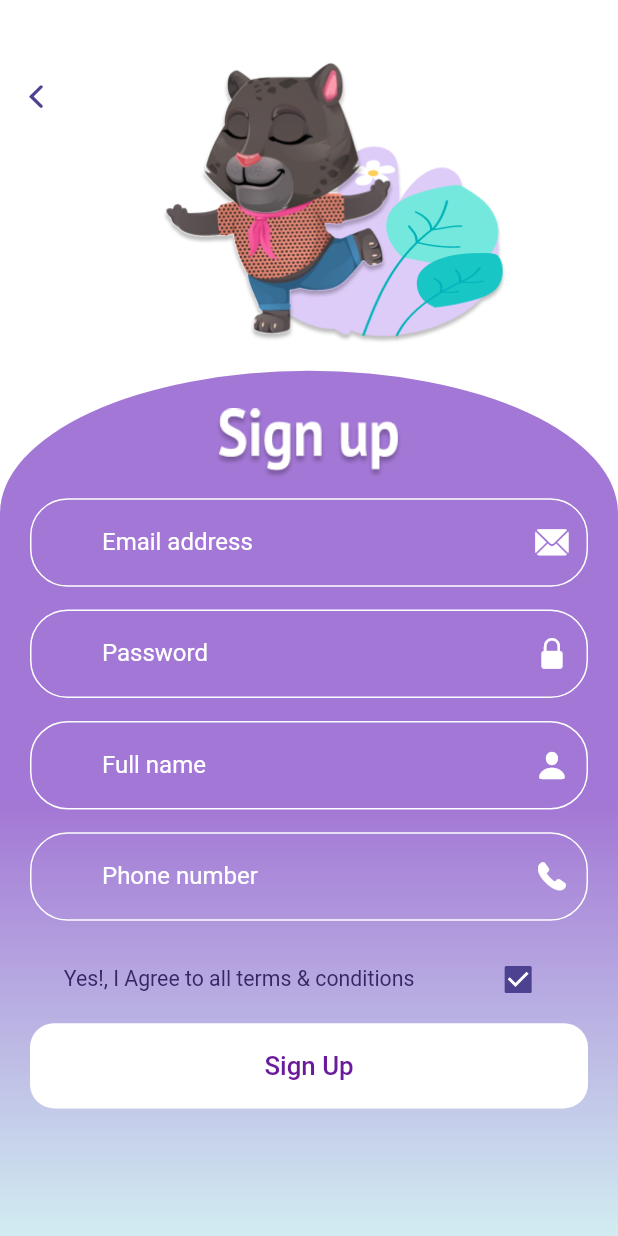
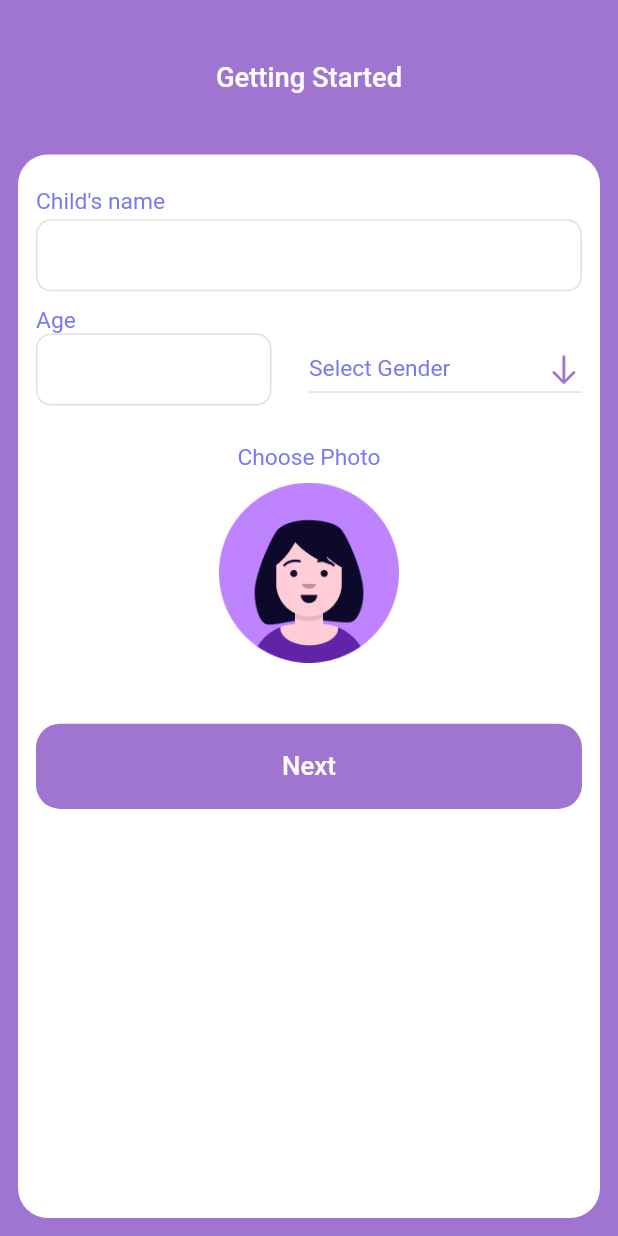
Before and after one commit to Aziz-cs/TribeBright, a Flutter app: the SignUpScreen screen opened directly, after a tap on "Sign Up", on a phone screen of 412 x 824 dp. Run offline on Flutter 3.47's test engine with Material 2 defaults, Android fonts, the light colour scheme and no system bars; our stand-ins replace cached_network_image, firebase_core, firebase_database, flutter_fadein, flutter_screenutil, get and 1 more; accounts and stored records are empty; statements that could not run were skipped.

Commit message:
signup_addChild

```diff
--- a/lib/screens/home_screen/card_category.dart
+++ b/lib/pages/home_page/card_category.dart
@@ -4,7 +4,7 @@ import 'package:flutter_screenutil/flutter_screenutil.dart';
 import 'package:get/get.dart';
 import '../../model/category.dart';
 
-import '../lessons_screen/lessons_screen.dart';
+import '../lessons_pages/lessons_page.dart';
 import '../../constants.dart';
 
 class CategoryCard extends StatelessWidget {
--- a/lib/screens/home_screen/home_screen.dart
+++ b/lib/pages/home_page/home_page.dart
@@ -1,13 +1,13 @@
 import 'package:flutter/material.dart';
 import 'package:flutter_screenutil/flutter_screenutil.dart';
 import 'package:get/get.dart';
-import 'package:tribebright/screens/journal_screens/journal_screen.dart';
-import 'package:tribebright/screens/lessons_screen/lessons_screen.dart';
+import 'package:tribebright/pages/journal_pages/journal_page.dart';
+import 'package:tribebright/pages/lessons_pages/lessons_page.dart';
 
 import '../../constants.dart';
 import '../../utils/firebase_api.dart';
 import '../../widgets/menu_drawer.dart';
-import '../daily_screen.dart';
+import '../daily_page.dart';
 import 'card_category.dart';
 
 class HomeScreen extends StatefulWidget {
--- a/lib/screens/journal_screens/journal_screen.dart
+++ b/lib/pages/journal_pages/journal_page.dart
@@ -2,9 +2,9 @@ import 'package:flutter/cupertino.dart';
 import 'package:flutter/material.dart';
 import 'package:flutter_screenutil/flutter_screenutil.dart';
 import 'package:get/get.dart';
-import 'package:tribebright/screens/journal_screens/goals_screen.dart';
-import 'package:tribebright/screens/journal_screens/grateful_screen.dart';
-import 'package:tribebright/screens/journal_screens/reflection_screen.dart';
+import 'package:tribebright/pages/journal_pages/goals_page.dart';
+import 'package:tribebright/pages/journal_pages/grateful_page.dart';
+import 'package:tribebright/pages/journal_pages/reflection_page.dart';
 import 'package:tribebright/widgets/back_btn.dart';
 import 'package:flutter_screenutil/flutter_screenutil.dart';
 import '../../../constants.dart';
--- a/lib/screens/lessons_screen/card_player.dart
+++ b/lib/pages/lessons_pages/card_player.dart
@@ -5,7 +5,7 @@ import 'package:get/get.dart';
 import '../../model/lesson.dart';
 
 import '../../constants.dart';
-import '../video_screen.dart';
+import '../video_page.dart';
 
 class PlayCard extends StatelessWidget {
   const PlayCard({
--- a/lib/screens/login_screen.dart
+++ b/lib/pages/login_page.dart
@@ -8,8 +8,8 @@ import '../utils/firebase_api.dart';
 
 import '../constants.dart';
 import '../widgets/fancy_buttons.dart';
-import 'home_screen/home_screen.dart';
-import 'signup_screen.dart';
+import 'home_page/home_page.dart';
+import 'sign_up/signup_page.dart';
 
 class LoginScreen extends StatelessWidget {
   const LoginScreen({Key? key}) : super(key: key);
--- /dev/null
+++ b/lib/pages/sign_up/add_child_page.dart
@@ -0,0 +1,146 @@
+import 'package:flutter/cupertino.dart';
+import 'package:flutter/material.dart';
+import 'package:tribebright/constants.dart';
+import 'package:flutter_screenutil/flutter_screenutil.dart';
+import 'package:tribebright/pages/login_page.dart';
+import 'package:tribebright/widgets/dropdown_menu.dart';
+import 'package:tribebright/widgets/fancy_buttons.dart';
+import 'package:tribebright/widgets/textfield.dart';
+
+final kTitleTextStyle = TextStyle(
+  color: const Color(0xFF7879F1),
+  fontSize: 15.sp,
+);
+
+class AddChildScreen extends StatefulWidget {
+  const AddChildScreen({Key? key}) : super(key: key);
+
+  @override
+  State<AddChildScreen> createState() => _AddChildScreenState();
+}
+
+class _AddChildScreenState extends State<AddChildScreen> {
+  final TextEditingController _childNameController = TextEditingController();
+  final TextEditingController _ageContoller = TextEditingController();
+
+  String selectGenderValue = 'Select Gender';
+
+  @override
+  Widget build(BuildContext context) {
+    return Scaffold(
+      backgroundColor: kPurple,
+      body: SafeArea(
+        child: Column(
+          children: [
+            SizedBox(
+              height: 0.05.sh,
+            ),
+            Text(
+              'Getting Started',
+              style: TextStyle(
+                fontSize: 18.sp,
+                fontWeight: FontWeight.w500,
+              ),
+            ),
+            SizedBox(
+              height: 0.035.sh,
+            ),
+            Expanded(
+              child: Padding(
+                padding: const EdgeInsets.all(12),
+                child: Container(
+                  padding: const EdgeInsets.all(12),
+                  decoration: BoxDecoration(
+                    borderRadius: BorderRadius.circular(20),
+                    color: Colors.white,
+                  ),
+                  child: Column(
+                    crossAxisAlignment: CrossAxisAlignment.stretch,
+                    children: [
+                      SizedBox(height: 10.h),
+                      Text("Child's name", style: kTitleTextStyle),
+                      SizedBox(height: 3.h),
+                      CustomTextField(
+                        inputType: TextInputType.text,
+                        controller: _childNameController,
+                        validator: (_) {},
+                      ),
+                      SizedBox(height: 10.h),
+                      Row(
+                        children: [
+                          Expanded(
+                            child: Column(
+                              crossAxisAlignment: CrossAxisAlignment.start,
+                              children: [
+                                Text("Age", style: kTitleTextStyle),
+                                Padding(
+                                  padding: const EdgeInsets.only(right: 25.0),
+                                  child: CustomTextField(
+                                    inputType: TextInputType.number,
+                                    controller: _ageContoller,
+                                    validator: (_) {},
+                                  ),
+                                ),
+                              ],
+                            ),
+                          ),
+                          Expanded(
+                            child: Padding(
+                              padding: const EdgeInsets.only(top: 18.0),
+                              child: MyDropDownMenu(
+                                value: selectGenderValue,
+                                items: const [
+                                  'Select Gender',
+                                  'Male',
+                                  'Female'
+                                ],
+                                onChangedValue: (userValue) {
+                                  setState(() {
+                                    selectGenderValue =
+                                        userValue ?? 'Select Gender';
+                                  });
+                                },
+                              ),
+                            ),
+                          ),
+                        ],
+                      ),
+                      SizedBox(
+                        height: 25.h,
+                      ),
+                      Column(
+                        children: [
+                          Text('Choose Photo', style: kTitleTextStyle),
+                          SizedBox(height: 8.h),
+                          Material(
+                            color: Colors.transparent,
+                            child: InkWell(
+                              highlightColor: kPurple,
+                              onTap: () => print('hi'),
+                              child: Image.asset(
+                                'assets/images/select_img.png',
+                                width: 120,
+                              ),
+                            ),
+                          ),
+                          SizedBox(height: 40.h),
+                          FancyBtn(
+                            text: 'Next',
+                            fillColor: kPurple,
+                            textColor: Colors.white,
+                            onPress: () {},
+                          )
+                        ],
+                      ),
+                    ],
+                  ),
+                  // decoration: BoxDecoration,
+                ),
+              ),
+            ),
+          ],
+        ),
+      ),
+    );
+  }
+}
--- a/lib/screens/signup_screen.dart
+++ b/lib/pages/sign_up/signup_page.dart
@@ -1,9 +1,11 @@
 import 'package:flutter/cupertino.dart';
 import 'package:flutter/material.dart';
 import 'package:flutter_screenutil/flutter_screenutil.dart';
+import 'package:get/get.dart';
+import 'package:tribebright/pages/sign_up/add_child_page.dart';
 
-import '../constants.dart';
-import '../widgets/fancy_buttons.dart';
+import '../../constants.dart';
+import '../../widgets/fancy_buttons.dart';
 
 class SignUpScreen extends StatelessWidget {
   const SignUpScreen({Key? key}) : super(key: key);
@@ -100,7 +102,9 @@ class SignUpScreen extends StatelessWidget {
 
                       FancyBtn(
                         text: "Sign Up",
-                        onPress: () {},
+                        onPress: () {
+                          Get.off(() => AddChildScreen());
+                        },
                       ),
                       SizedBox(height: 8.h),
                     ],
--- /dev/null
+++ b/lib/widgets/dropdown_menu.dart
@@ -0,0 +1,60 @@
+import 'package:flutter/cupertino.dart';
+import 'package:flutter/material.dart';
+import 'package:flutter_screenutil/flutter_screenutil.dart';
+import 'package:tribebright/constants.dart';
+
+const Color kLightPink = Color(0xFFf95e73);
+
+class MyDropDownMenu extends StatelessWidget {
+  MyDropDownMenu({
+    required this.value,
+    required this.items,
+    required this.onChangedValue,
+    this.fontSize = 20,
+    this.textColor = Colors.grey,
+    this.removeUnderLine = false,
+    this.removeHeightPadding = false,
+  });
+
+  final String value;
+  final List<String> items;
+  final Function(String?)? onChangedValue;
+  final textColor;
+  double fontSize;
+  bool removeUnderLine;
+  bool removeHeightPadding;
+
+  @override
+  Widget build(BuildContext context) {
+    return DropdownButton<String>(
+      icon: const Icon(
+        CupertinoIcons.arrow_down,
+        color: kPurple,
+      ),
+      isExpanded: true,
+      dropdownColor: Colors.white,
+      underline: removeUnderLine
+          ? const SizedBox()
+          : Divider(
+              height: 2,
+              thickness: 1,
+              color: Colors.grey.shade300,
+            ),
+      value: value,
+      items: items.map((String value) {
+        return DropdownMenuItem<String>(
+          value: value,
+          child: Text(
+            value,
+            style: TextStyle(
+              color: const Color(0xFF7879F1),
+              fontSize: 15.sp,
+              height: removeHeightPadding ? 0.5 : 1.1.h,
+            ),
+          ),
+        );
+      }).toList(),
+      onChanged: onChangedValue,
+    );
+  }
+}
--- a/lib/widgets/fancy_buttons.dart
+++ b/lib/widgets/fancy_buttons.dart
@@ -8,12 +8,15 @@ class FancyBtn extends StatelessWidget {
     this.text,
     this.onPress,
     this.isDisabled = false,
+    this.fillColor = Colors.white,
+    this.textColor = kDarkPurple,
   });
 
   final String? text;
   final VoidCallback? onPress;
   final bool isDisabled;
-
+  final Color fillColor;
+  final Color textColor;
   @override
   Widget build(BuildContext context) {
     return SizedBox(
@@ -25,14 +28,15 @@ class FancyBtn extends StatelessWidget {
           text ?? "",
           style: TextStyle(
             fontSize: 17.sp,
-            color: Colors.purple.shade800,
+            color: textColor,
+            // color: Colors.purple.shade800,
             // foreground: Paint()..shader = textGradient,
           ),
         ),
         style: TextButton.styleFrom(
           primary: kPurple,
           elevation: isDisabled ? 2 : 0,
-          backgroundColor: isDisabled ? Colors.grey : Colors.white,
+          backgroundColor: isDisabled ? Colors.grey : fillColor,
           shape: const RoundedRectangleBorder(
             borderRadius: BorderRadius.all(Radius.circular(16)),
           ),
--- /dev/null
+++ b/lib/widgets/textfield.dart
@@ -0,0 +1,68 @@
+import 'package:flutter/material.dart';
+import 'package:tribebright/constants.dart';
+
+class CustomTextField extends StatelessWidget {
+  const CustomTextField({
+    Key? key,
+    this.label = '',
+    required this.controller,
+    required this.validator,
+    this.preIcon = const SizedBox(),
+    this.suffixIcon = const SizedBox(),
+    this.isObsecure = false,
+    this.inputType = TextInputType.text,
+  }) : super(key: key);
+
+  final String label;
+  final TextEditingController controller;
+  final String? Function(String?) validator;
+  final Widget preIcon;
+  final Widget suffixIcon;
+  final bool isObsecure;
+  final TextInputType inputType;
+  @override
+  Widget build(BuildContext context) {
+    return TextFormField(
+      cursorColor: kPurple,
+      controller: controller,
+      // textDirection: TextDirection.rtl,
+      keyboardType: inputType,
+      style: const TextStyle(color: Colors.black),
+      validator: validator,
+      decoration: InputDecoration(
+        hintText: label,
+        hintTextDirection: TextDirection.rtl,
+        fillColor: Colors.white,
+        focusedBorder: OutlineInputBorder(
+          borderRadius: BorderRadius.circular(7.0),
+          borderSide: BorderSide(color: Colors.grey.shade300),
+        ),
+        errorBorder: OutlineInputBorder(
+          borderRadius: BorderRadius.circular(10.0),
+          borderSide: const BorderSide(
+            color: Colors.red,
+            width: 1.0,
+          ),
+        ),
+        focusedErrorBorder: OutlineInputBorder(
+          borderRadius: BorderRadius.circular(10.0),
+          borderSide: const BorderSide(
+            color: Colors.red,
+            width: 1.0,
+          ),
+        ),
+        enabledBorder: OutlineInputBorder(
+          borderRadius: BorderRadius.circular(10.0),
+          borderSide: BorderSide(
+            color: Colors.grey.shade300,
+            width: 1.0,
+          ),
+        ),
+        suffixIcon: suffixIcon,
+        prefixIcon: preIcon,
+        contentPadding: const EdgeInsets.symmetric(vertical: 13),
+      ),
+      obscureText: isObsecure,
+    );
+  }
+}
```
Also changed, not shown: lib/pages/sign_up/q_welcome_page.dart (added, +146 -0 lines), assets/images/select_img.png (added), lib/pages/daily_page.dart (renamed from lib/screens/daily_screen.dart), lib/pages/journal_pages/goals_page.dart (renamed from lib/screens/journal_screens/goals_screen.dart), lib/pages/journal_pages/grateful_page.dart (renamed from lib/screens/journal_screens/grateful_screen.dart), lib/pages/journal_pages/reflection_page.dart (renamed from lib/screens/journal_screens/reflection_screen.dart), lib/pages/lessons_pages/lessons_page.dart (renamed from lib/screens/lessons_screen/lessons_screen.dart), lib/pages/video_page.dart (renamed from lib/screens/video_screen.dart).
